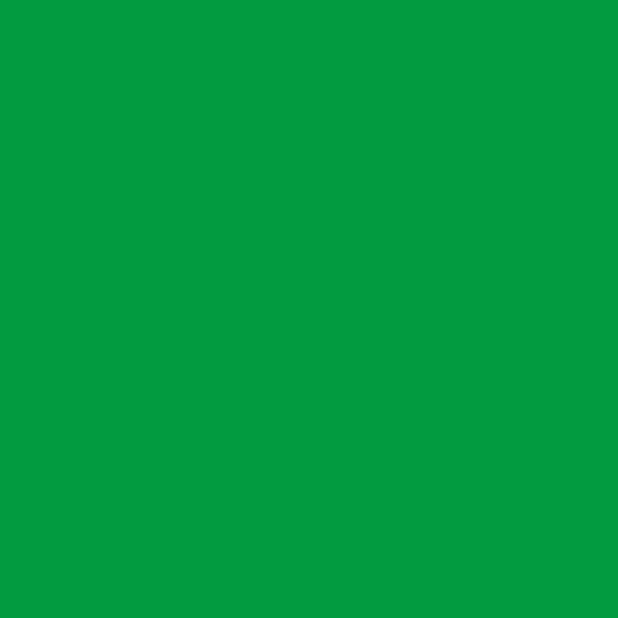
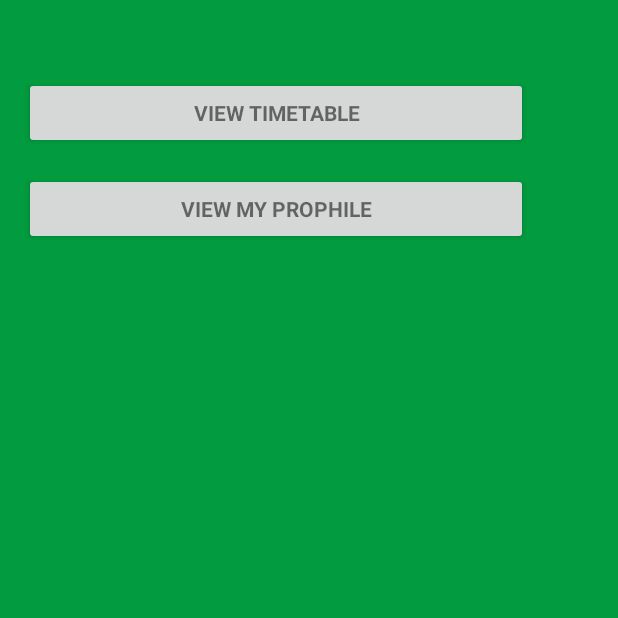
Before and after one commit to Theonlysmartboy/ClassAttendanceManager, an Android app: the MainActivity screen opened directly, with no data from a screen before it, on a phone screen of 412 x 824 dp, the top half of it. Before the commit the part shown is empty. Run offline under Robolectric (Android 15) with nearby library versions, the phone set to English and light mode, and no system bars.

Commit message:
Begun the main form

```diff
--- a/app/src/main/res/layout/activity_login.xml
+++ b/app/src/main/res/layout/activity_login.xml
@@ -75,8 +75,7 @@
                 android:layout_height="wrap_content"
                 android:layout_marginTop="16dp"
                 android:text="@string/sign_up_button_text"
-                android:textStyle="bold"
-                android:onClick="signUp"/>
+                android:textStyle="bold" />
 
         </LinearLayout>
     </ScrollView>
--- a/app/src/main/res/layout/activity_main.xml
+++ b/app/src/main/res/layout/activity_main.xml
@@ -37,6 +37,23 @@
                 android:background="@color/text_bg"
                 android:id="@+id/greeting"/>
             </android.support.design.widget.TextInputLayout>
+        <Button
+            android:id="@+id/Timetable_btn"
+            style="?android:textAppearanceSmall"
+            android:layout_width="match_parent"
+            android:layout_height="wrap_content"
+            android:layout_marginTop="16dp"
+            android:text="@string/timetable"
+            android:textStyle="bold"
+            android:onClick=""/>
+        <Button
+            android:id="@+id/prophile_button"
+            style="?android:textAppearanceSmall"
+            android:layout_width="match_parent"
+            android:layout_height="wrap_content"
+            android:layout_marginTop="16dp"
+            android:text="@string/profile"
+            android:textStyle="bold" />
         </LinearLayout>
         </ScrollView>
         </LinearLayout>
--- a/app/src/main/res/values/strings.xml
+++ b/app/src/main/res/values/strings.xml
@@ -17,4 +17,6 @@
     <string name="adm_no">Admission Number</string>
     <string name="confirm_pwd">Confirm Password</string>
     <string name="pwd">Password</string>
+    <string name="timetable">View Timetable</string>
+<string name="profile">View My prophile</string>
 </resources>
```
